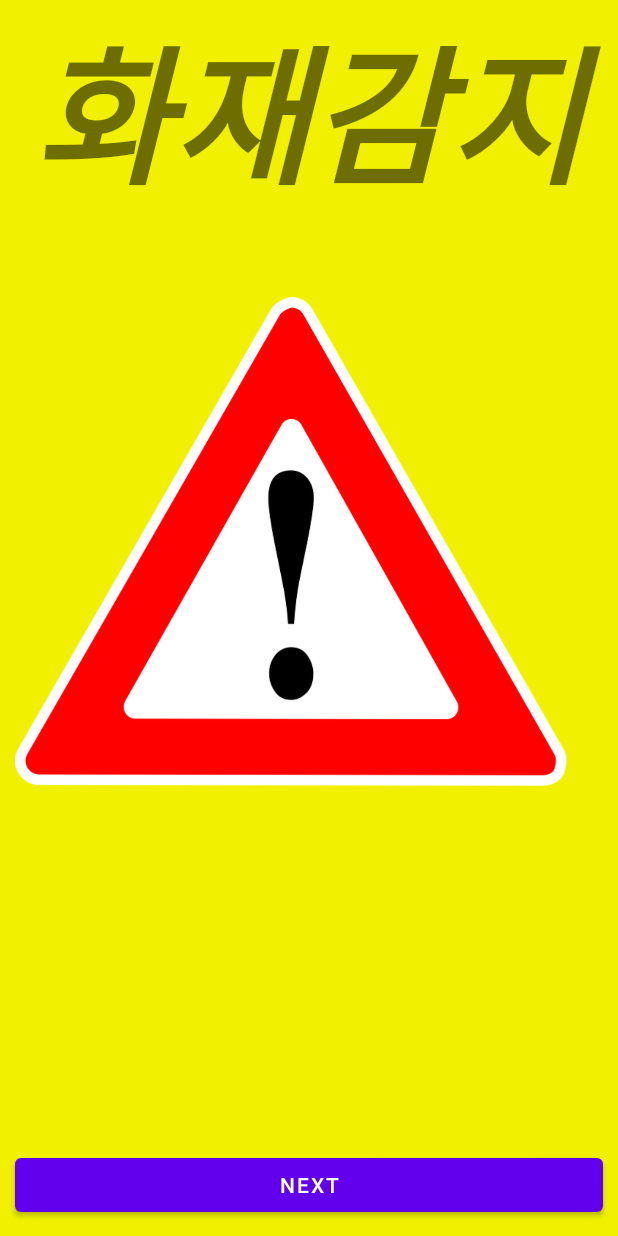
After one commit to sonjiyoung08/829team, an Android app: the layout popupactivity.xml on its own in the app's theme, with its tools: preview values and no code run, on a phone screen of 412 x 824 dp. The commit adds this screen. Run offline under Robolectric (Android 15) with nearby library versions, the phone set to English and light mode, and no system bars.

Commit message:
팝업 기능은 조금 더 공부 하고 해야 될 것 같습니다.

```diff
--- a/app/src/main/AndroidManifest.xml
+++ b/app/src/main/AndroidManifest.xml
@@ -1,8 +1,11 @@
 <?xml version="1.0" encoding="utf-8"?>
 <manifest xmlns:android="http://schemas.android.com/apk/res/android"
     xmlns:tools="http://schemas.android.com/tools">
+    <uses-permission android:name="android.permission.INTERNET"/>
+    <uses-permission android:name="android.permission.CALL_PHONE"/>
+    <uses-permission android:name="android.permission.SEND_SMS"/>
+    <application
 
-    <application
         android:allowBackup="true"
         android:dataExtractionRules="@xml/data_extraction_rules"
         android:fullBackupContent="@xml/backup_rules"
--- /dev/null
+++ b/app/src/main/res/layout/popupactivity.xml
@@ -0,0 +1,46 @@
+<?xml version="1.0" encoding="utf-8"?>
+<androidx.constraintlayout.widget.ConstraintLayout xmlns:android="http://schemas.android.com/apk/res/android"
+    xmlns:tools="http://schemas.android.com/tools"
+    xmlns:app="http://schemas.android.com/apk/res-auto"
+    android:layout_width="match_parent"
+    android:layout_height="match_parent"
+    android:orientation="vertical"
+    android:background="#f0f000">
+
+    <TextView
+        android:layout_width="match_parent"
+        android:layout_height="wrap_content"
+        android:id="@+id/textview"
+        android:backgroundTint="@color/black"
+        android:textSize="100sp"
+        android:textStyle="bold|italic"
+        android:gravity="center"
+        android:text="화재감지"
+        tools:ignore="MissingConstraints" />
+
+    <ImageView
+        android:id="@+id/popup"
+        android:layout_width="0dp"
+        android:layout_height="0dp"
+        android:layout_marginStart="10dp"
+        android:layout_marginTop="20dp"
+        android:layout_marginEnd="10dp"
+        android:layout_marginBottom="87dp"
+        app:layout_constraintBottom_toBottomOf="@+id/button4"
+        app:layout_constraintEnd_toEndOf="parent"
+        app:layout_constraintHorizontal_bias="1.0"
+        app:layout_constraintStart_toStartOf="parent"
+        app:layout_constraintTop_toTopOf="parent"
+        app:layout_constraintVertical_bias="1.0"
+        android:src="@drawable/image4" />
+    <Button
+        android:layout_width="match_parent"
+        android:layout_height="wrap_content"
+        android:layout_marginStart="10dp"
+        android:layout_marginEnd="10dp"
+        android:layout_marginBottom="10dp"
+        android:id="@+id/button4"
+        android:text="NEXT"
+        app:layout_constraintBottom_toBottomOf="parent"
+        app:layout_constraintStart_toStartOf="parent"/>
+</androidx.constraintlayout.widget.ConstraintLayout>
```
Also changed, not shown: app/src/main/java/com/example/listscreen/CameraActivity.java (+65 -3 lines), app/src/main/java/com/example/listscreen/PopUpActivity.java (added, +17 -0 lines), app/src/main/java/com/example/listscreen/SettingActivity.java (+7 -4 lines), app/src/main/res/layout/cameraactivity_main.xml (+10 -7 lines), app/src/main/res/drawable/image4.webp (added).
